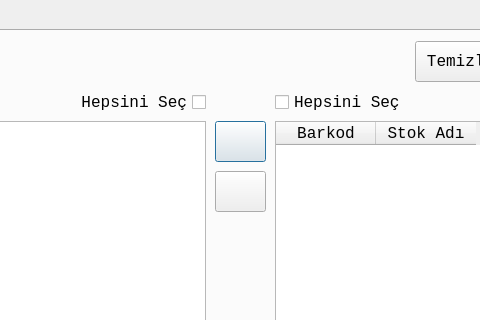
mamoo81/bhss, file rafetiketidialog.ui: the form before one commit; both pictures show x 567 to 1047 and y 0 to 320 of the 1300 by 700 pixel window.
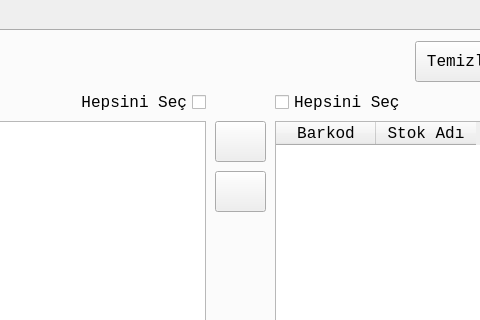
The form after the commit. Icons and pictures are not drawn.

What changed in the file:
```diff
--- a/rafetiketidialog.ui
+++ b/rafetiketidialog.ui
@@ -1,7 +1,7 @@
 <?xml version="1.0" encoding="UTF-8"?>
 <ui version="4.0">
  <class>RafEtiketiDialog</class>
- <widget class="QDialog" name="RafEtiketiDialog">
+ <widget class="QWidget" name="RafEtiketiDialog">
   <property name="geometry">
    <rect>
     <x>0</x>
```
